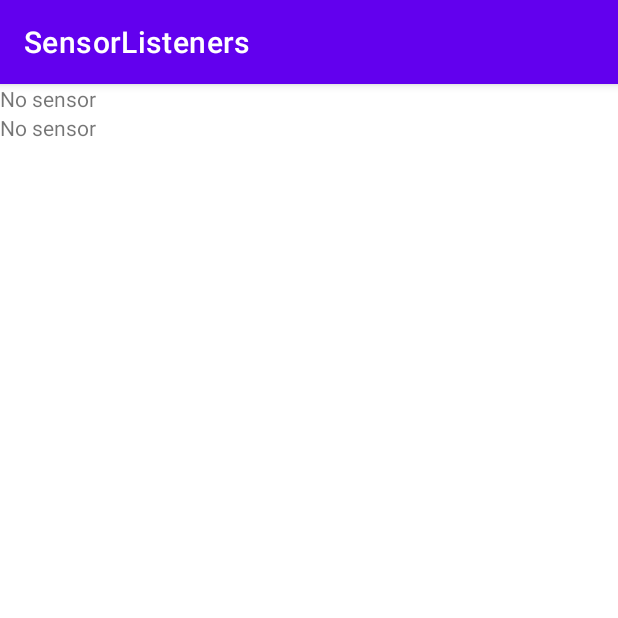
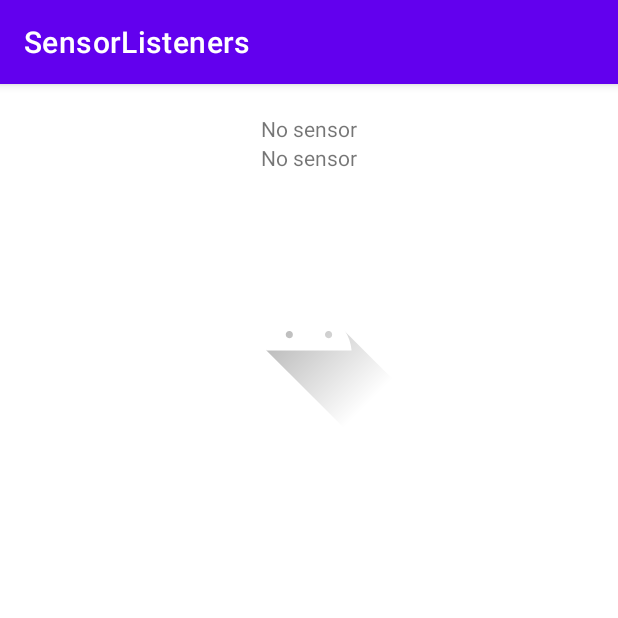
Before and after one commit to anhhovn/sensor-listener, an Android app: the screen it shows after launch (MainActivity), on a phone screen of 412 x 824 dp, the top half of it. Run offline under Robolectric (Android 15) with nearby library versions, the phone set to English and light mode, and no system bars.

Commit message:
change size of image dynamically with proximity

```diff
--- a/app/src/main/res/layout/activity_main.xml
+++ b/app/src/main/res/layout/activity_main.xml
@@ -6,18 +6,48 @@
     android:layout_height="match_parent"
     tools:context=".MainActivity">
 
+    <LinearLayout
+        android:layout_width="match_parent"
+        android:layout_height="match_parent"
+        android:orientation="vertical">
+
+        <LinearLayout
+            android:layout_width="match_parent"
+            android:layout_height="wrap_content"
+            android:layout_marginTop="20dp"
+            android:layout_marginBottom="40dp"
+            android:gravity="center_horizontal"
+            android:orientation="vertical">
+
             <TextView
                 android:id="@+id/label_light"
                 android:layout_width="wrap_content"
                 android:layout_height="wrap_content"
-        android:text="Light Sensor: %1$.2f"
-        app:layout_constraintLeft_toLeftOf="parent" />
+                android:text="Light Sensor: %1$.2f" />
 
             <TextView
                 android:id="@+id/label_proximity"
                 android:layout_width="wrap_content"
                 android:layout_height="wrap_content"
-        android:text="Proximity Sensor: %1$.2f"
-        app:layout_constraintLeft_toLeftOf="parent"
-        app:layout_constraintTop_toBottomOf="@+id/label_light" />
+                android:text="Proximity Sensor: %1$.2f" />
+
+        </LinearLayout>
+
+        <LinearLayout
+            android:layout_width="match_parent"
+            android:layout_height="wrap_content"
+            android:gravity="center|center_horizontal|center_vertical"
+            android:orientation="vertical">
+
+            <ImageView
+                android:id="@+id/image"
+                android:layout_width="match_parent"
+                android:layout_height="match_parent"
+                android:adjustViewBounds="true"
+                android:maxHeight="200px"
+                android:scaleType="fitCenter"
+                app:srcCompat="@drawable/ic_launcher_foreground" />
+        </LinearLayout>
+    </LinearLayout>
+
 </androidx.constraintlayout.widget.ConstraintLayout>
```
Also changed, not shown: app/src/main/java/com/example/sensorlisteners/MainActivity.java (+31 -1 lines). Lines whose indentation alone changed are shown as unchanged.
